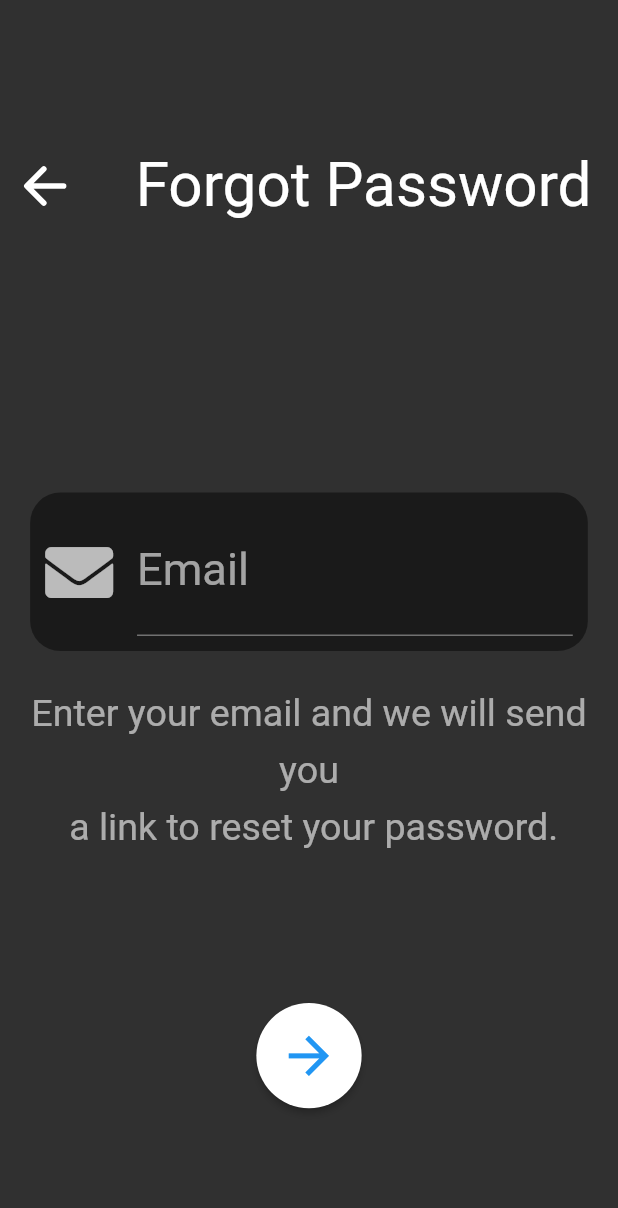
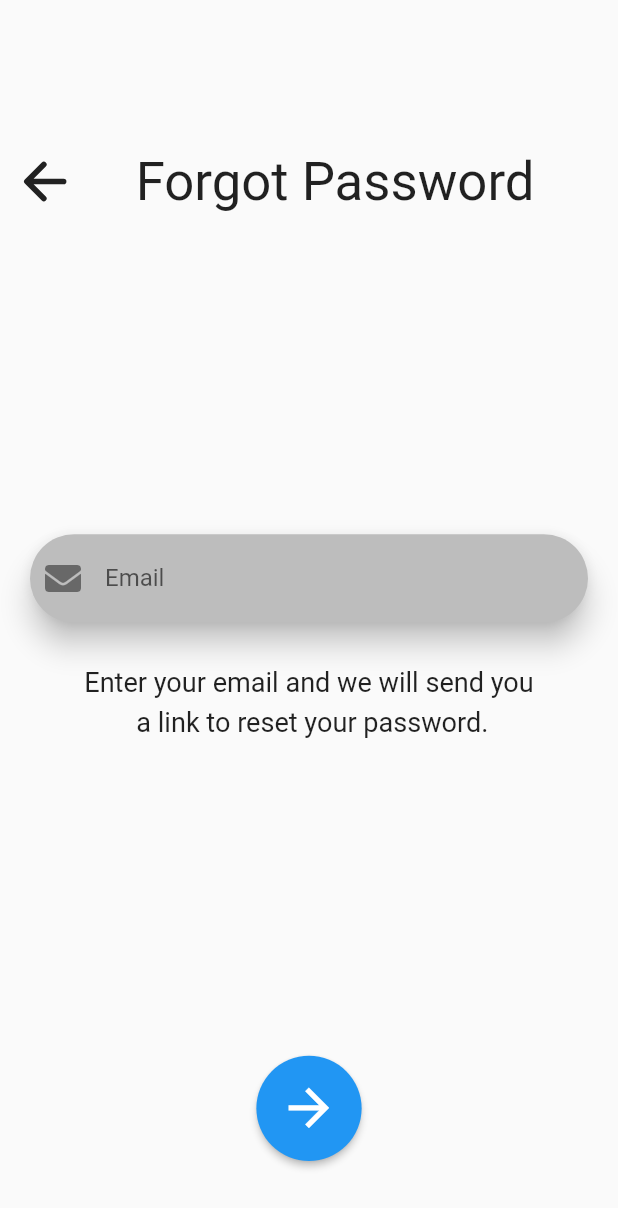
Before and after one commit to tims-coding/flutter-authentication, a Flutter app: the EmailRecovery screen opened by its route, on a phone screen of 412 x 824 dp. Shown: the top 1208 px of the screen. Run offline on Flutter 3.47's test engine with Material 2 defaults, Android fonts, the phone set to English and light mode, and no system bars; our stand-ins replace cloud_firestore, firebase_auth, firebase_core, flutter_icons, flutter_masked_text, flutter_screenutil and 4 more; missing offline and left inert: square_in_app_payments; accounts and stored records are empty; Roboto replaces fonts that are missing (Nunito); statements that could not run were skipped.

Commit message:
first commit

```diff
--- a/lib/main.dart
+++ b/lib/main.dart
@@ -43,7 +43,7 @@ class MyApp extends StatelessWidget {
               color: Colors.black87,
             ),
             // your customizations here
-            brightness: Brightness.dark,
+            brightness: Brightness.light,
             textTheme: TextTheme(
               bodyText1: TextStyle(fontSize: 18),
               bodyText2: TextStyle(fontSize: 16),
--- a/lib/screens/ForgotPassword/email_recovery.dart
+++ b/lib/screens/ForgotPassword/email_recovery.dart
@@ -41,6 +41,7 @@ class _EmailRecoveryState extends State<EmailRecovery> {
         child: Scaffold(
           resizeToAvoidBottomInset: false,
           body: Column(
+            mainAxisAlignment: MainAxisAlignment.spaceBetween,
             crossAxisAlignment: CrossAxisAlignment.center,
             children: [
               Padding(
@@ -61,35 +62,33 @@ class _EmailRecoveryState extends State<EmailRecovery> {
                       child: Text(
                         'Forgot Password',
                         style: TextStyle(
-                          fontSize: phoneMode ? 40.sp : 40.sp,
+                          fontSize: 35.sp,
                         ),
                       ),
                     )
                   ],
                 ),
               ),
+              Column(
+                children: [
                   Container(
-                margin: EdgeInsets.only(
-                    right: phoneMode ? 20.sp : 100.sp,
-                    left: phoneMode ? 20.sp : 100.sp,
-                    top: 180.sp),
-                decoration: BoxDecoration(
-                  color: Colors.black45,
-                  borderRadius: BorderRadius.all(Radius.circular(20.sp)),
-                ),
+                    margin: const EdgeInsets.only(
+                        left: 20, right: 20, top: 5, bottom: 5),
+                    child: Material(
+                      elevation: 8,
+                      color: Colors.grey[400],
+                      borderRadius: BorderRadius.all(Radius.circular(40)),
                       child: Padding(
-                  padding: EdgeInsets.all(10.0.sp),
+                        padding: EdgeInsets.only(left: 10),
                         child: TextField(
-                    style: TextStyle(fontSize: 30.sp),
                           controller: _emailController,
                           onChanged: (email) => _updateState(),
                           decoration: InputDecoration(
-                      icon: Icon(
-                        FontAwesomeIcons.solidEnvelope,
-                        size: 45.sp,
-                      ),
+                            border: InputBorder.none,
+                            icon: Icon(FontAwesomeIcons.solidEnvelope),
                             labelText: 'Email',
                             hintText: 'test@test.com',
+                          ),
                         ),
                       ),
                     ),
@@ -99,25 +98,24 @@ class _EmailRecoveryState extends State<EmailRecovery> {
                     child: Text(
                       'Enter your email and we will send you \n a link to reset your password.',
                       textAlign: TextAlign.center,
-                  style: TextStyle(
-                      fontSize: 25.sp,
-                      color: Colors.white.withOpacity(.6),
-                      height: 1.5),
+                      style: TextStyle(fontSize: 18.sp, height: 1.5),
                     ),
                   ),
+                ],
+              ),
               Padding(
-                padding: EdgeInsets.only(top: phoneMode ? 100.sp : 150.sp),
+                padding: const EdgeInsets.only(bottom: 50.0),
                 child: RawMaterialButton(
                   onPressed: () {
                     auth.resetPassword(_email);
                     Navigator.pushReplacementNamed(context, '/');
                   },
                   elevation: 2.0,
-                  fillColor: Colors.white,
+                  fillColor: Colors.blue,
                   child: Icon(
                     FlutterIcons.arrow_forward_mdi,
                     size: phoneMode ? 40.sp : 70.0.sp,
-                    color: Colors.blue,
+                    color: Colors.white,
                   ),
                   padding: EdgeInsets.all(15.0),
                   shape: CircleBorder(),
--- a/pubspec.yaml
+++ b/pubspec.yaml
@@ -76,6 +76,8 @@ flutter:
     - assets/google-logo.png
     - assets/logo-standard.png
     - assets/logo-standard-dark.png
+    - assets/logo-white.png
+    - assets/logo-black.png
 
   # An image asset can refer to one or more resolution-specific "variants", see
   # https://flutter.dev/assets-and-images/#resolution-aware.
```
Also changed, not shown: lib/screens/ForgotPassword/password_otp.dart (+2 -6 lines), lib/screens/ForgotPassword/phone_recovery.dart (+26 -28 lines), lib/screens/ForgotPassword/select_recovery.dart (+17 -43 lines), lib/screens/home.dart (+111 -2 lines), lib/services/db.dart (+23 -0 lines), assets/logo-black.png (added), assets/logo-white.png (added). Lines whose indentation alone changed are shown as unchanged.
